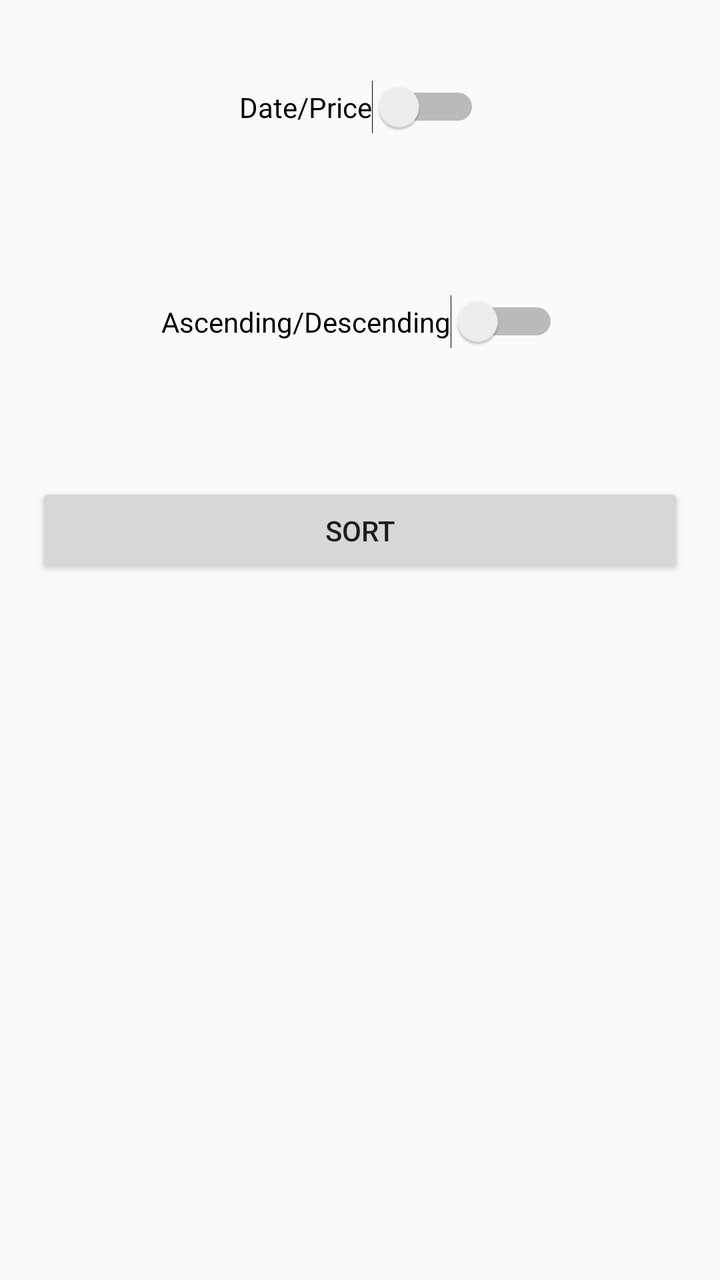
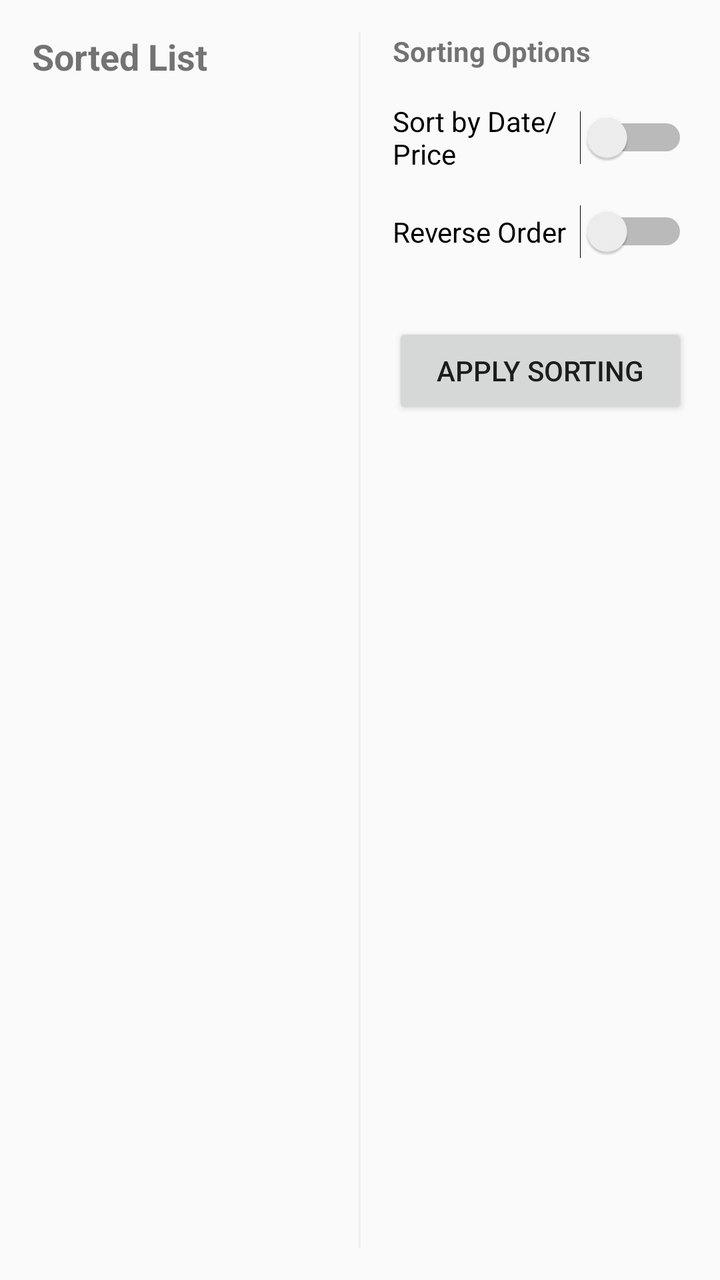

Before-and-after screenshots of an Android layout around one commit, followed by the original layout XML and the change that was made.
<!-- AndroidManifest.xml: application theme Theme.AppCompat.DayNight.DarkActionBar -->
<!-- res/layout/activity_sorting.xml -->
<?xml version="1.0" encoding="utf-8"?>
<LinearLayout xmlns:android="http://schemas.android.com/apk/res/android"
    xmlns:app="http://schemas.android.com/apk/res-auto"
    xmlns:tools="http://schemas.android.com/tools"
    android:id="@+id/main"
    android:layout_width="match_parent"
    android:layout_height="match_parent"
    tools:context=".SortingActivity">

    <Space
        android:layout_width="0dp"
        android:layout_height="match_parent"
        android:layout_weight="5" />

    <LinearLayout
        android:layout_width="0dp"
        android:layout_height="match_parent"
        android:layout_weight="90"
        android:orientation="vertical">

        <Space
            android:layout_width="match_parent"
            android:layout_height="0dp"
            android:layout_weight="5" />

        <Switch
            android:id="@+id/datePriceSwitch"
            android:layout_width="wrap_content"
            android:layout_height="0dp"
            android:layout_gravity="center"
            android:layout_weight="10"
            android:text="Date/Price" />

        <Space
            android:layout_width="match_parent"
            android:layout_height="0dp"
            android:layout_weight="10" />

        <Switch
            android:id="@+id/ascDescSwitch"
            android:layout_width="wrap_content"
            android:layout_height="0dp"
            android:layout_gravity="center"
            android:layout_weight="10"
            android:text="Ascending/Descending" />

        <Space
            android:layout_width="match_parent"
            android:layout_height="wrap_content"
            android:layout_weight="10" />

        <Button
            android:id="@+id/button2"
            android:layout_width="match_parent"
            android:layout_height="wrap_content"
            android:onClick="sort"
            android:text="sort" />

        <Space
            android:layout_width="match_parent"
            android:layout_height="0dp"
            android:layout_weight="10" />

        <ListView
            android:id="@+id/sortingLv"
            android:layout_width="match_parent"
            android:layout_height="0dp"
            android:layout_weight="50" />

        <Space
            android:layout_width="match_parent"
            android:layout_height="0dp"
            android:layout_weight="5" />
    </LinearLayout>

    <Space
        android:layout_width="0dp"
        android:layout_height="match_parent"
        android:layout_weight="5" />
</LinearLayout>
<!-- resources referenced by this layout -->
<resources>

</resources>

<!-- the commit's change to res/layout/activity_sorting.xml (unified diff, before → after) -->
@@ -2,79 +2,74 @@
 <LinearLayout xmlns:android="http://schemas.android.com/apk/res/android"
     xmlns:app="http://schemas.android.com/apk/res-auto"
     xmlns:tools="http://schemas.android.com/tools"
-    android:id="@+id/main"
     android:layout_width="match_parent"
     android:layout_height="match_parent"
+    android:orientation="horizontal"
+    android:padding="16dp"
     tools:context=".SortingActivity">
-
-    <Space
-        android:layout_width="0dp"
-        android:layout_height="match_parent"
-        android:layout_weight="5" />
 
     <LinearLayout
         android:layout_width="0dp"
         android:layout_height="match_parent"
-        android:layout_weight="90"
-        android:orientation="vertical">
+        android:layout_weight="1"
+        android:orientation="vertical"
+        android:layout_marginEnd="16dp">
 
-        <Space
+        <TextView
             android:layout_width="match_parent"
-            android:layout_height="0dp"
-            android:layout_weight="5" />
+            android:layout_height="wrap_content"
+            android:text="Sorted List"
+            android:textSize="18sp"
+            android:textStyle="bold"
+            android:paddingBottom="8dp" />
+
+        <ListView
+            android:id="@+id/sortingLv"
+            android:layout_width="match_parent"
+            android:layout_height="match_parent" />
+    </LinearLayout>
+
+    <View
+        android:layout_width="1dp"
+        android:layout_height="match_parent"
+        android:background="#EEEEEE" />
+
+    <LinearLayout
+        android:layout_width="0dp"
+        android:layout_height="match_parent"
+        android:layout_weight="1"
+        android:orientation="vertical"
+        android:layout_marginStart="16dp"
+        android:gravity="center_horizontal">
+
+        <TextView
+            android:layout_width="match_parent"
+            android:layout_height="wrap_content"
+            android:text="Sorting Options"
+            android:textStyle="bold"
+            android:layout_marginBottom="16dp" />
 
         <Switch
             android:id="@+id/datePriceSwitch"
-            android:layout_width="wrap_content"
-            android:layout_height="0dp"
-            android:layout_gravity="center"
-            android:layout_weight="10"
-            android:text="Date/Price" />
-
-        <Space
             android:layout_width="match_parent"
-            android:layout_height="0dp"
-            android:layout_weight="10" />
+            android:layout_height="wrap_content"
+            android:layout_marginBottom="16dp"
+            android:text="Sort by Date/Price" />
 
         <Switch
             android:id="@+id/ascDescSwitch"
-            android:layout_width="wrap_content"
-            android:layout_height="0dp"
-            android:layout_gravity="center"
-            android:layout_weight="10"
-            android:text="Ascending/Descending" />
-
-        <Space
             android:layout_width="match_parent"
             android:layout_height="wrap_content"
-            android:layout_weight="10" />
+            android:text="Reverse Order"
+            android:layout_marginBottom="32dp" />
 
         <Button
             android:id="@+id/button2"
             android:layout_width="match_parent"
             android:layout_height="wrap_content"
             android:onClick="sort"
-            android:text="sort" />
+            android:text="Apply Sorting" />
 
-        <Space
-            android:layout_width="match_parent"
-            android:layout_height="0dp"
-            android:layout_weight="10" />
-
-        <ListView
-            android:id="@+id/sortingLv"
-            android:layout_width="match_parent"
-            android:layout_height="0dp"
-            android:layout_weight="50" />
-
-        <Space
-            android:layout_width="match_parent"
-            android:layout_height="0dp"
-            android:layout_weight="5" />
     </LinearLayout>
 
-    <Space
-        android:layout_width="0dp"
-        android:layout_height="match_parent"
-        android:layout_weight="5" />
 </LinearLayout>
